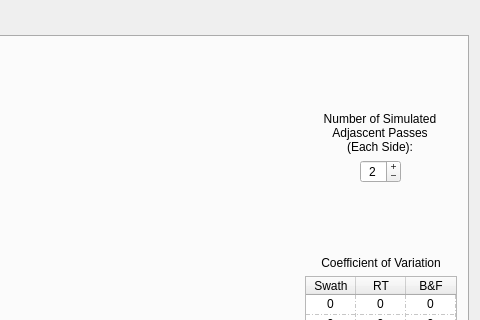
The window that resources/cardMainWidget.ui (gill14/AccuPatt) describes before a commit, drawn with Qt 5; both pictures show x 620 to 1100 and y 0 to 320 of the 1100 by 600 pixel window.
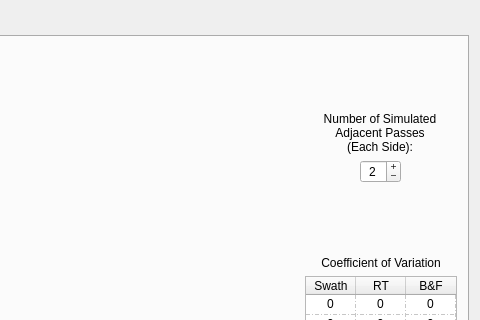
The same window after the commit. The open tabs and pages were chosen to show the change. Custom widgets are drawn as their Qt base class.

Diff of the .ui file:
```diff
--- a/resources/cardMainWidget.ui
+++ b/resources/cardMainWidget.ui
@@ -460,7 +460,7 @@
             <enum>QFrame::NoFrame</enum>
            </property>
            <property name="text">
-            <string>Number of Simulated Adjascent Passes
+            <string>Number of Simulated Adjacent Passes
 (Each Side):</string>
            </property>
            <property name="alignment">
```
